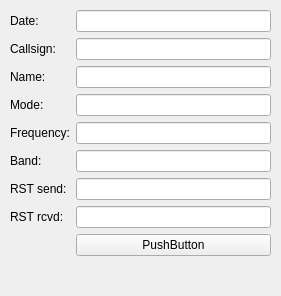
Above: src/plugins/logbook/logbookformdialog.ui from Norman0406/LISA before the change. Below: the same form after it.
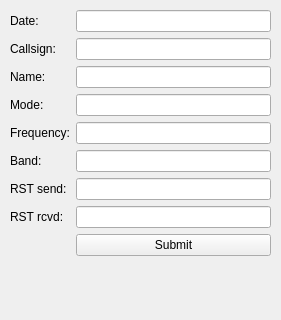
That is the form after the change.

Diff of the .ui file:
```diff
--- a/src/plugins/logbook/logbookformdialog.ui
+++ b/src/plugins/logbook/logbookformdialog.ui
@@ -7,7 +7,7 @@
     <x>0</x>
     <y>0</y>
     <width>281</width>
-    <height>296</height>
+    <height>320</height>
    </rect>
   </property>
   <property name="windowTitle">
@@ -105,8 +105,11 @@
     </item>
     <item row="8" column="1">
      <widget class="QPushButton" name="pushButtonSubmitLogbookForm">
+      <property name="enabled">
+       <bool>true</bool>
+      </property>
       <property name="text">
-       <string>PushButton</string>
+       <string>Submit</string>
       </property>
      </widget>
     </item>
```
Left out of the diff: 3 changed lines with no effect on the pictures.
